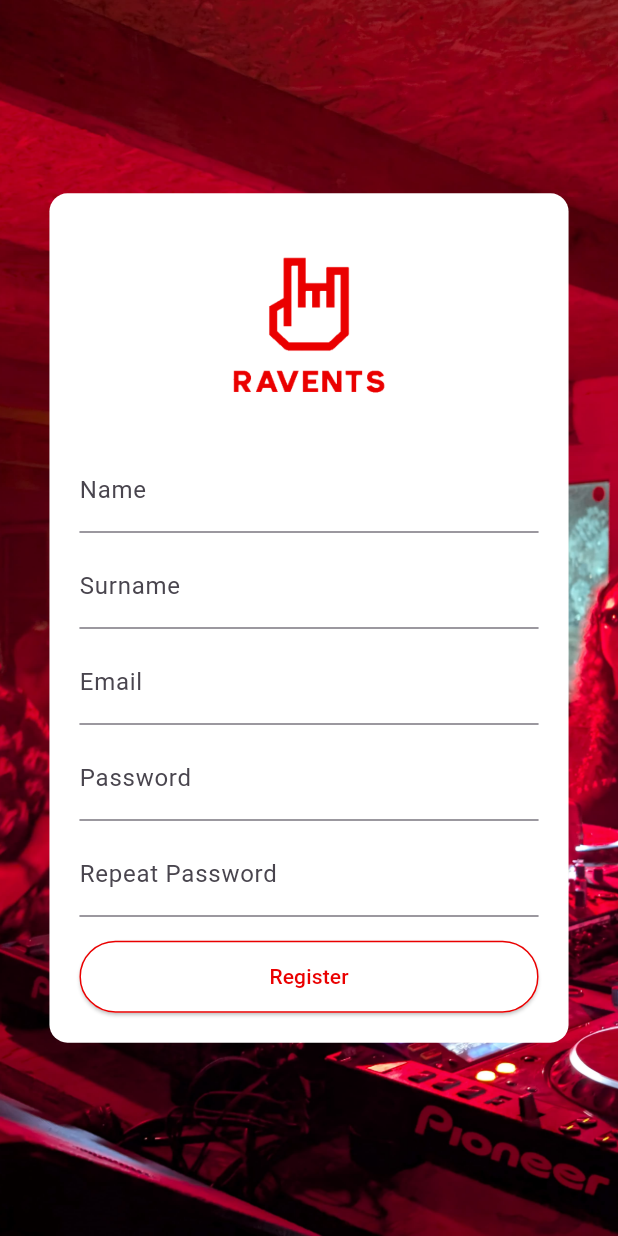
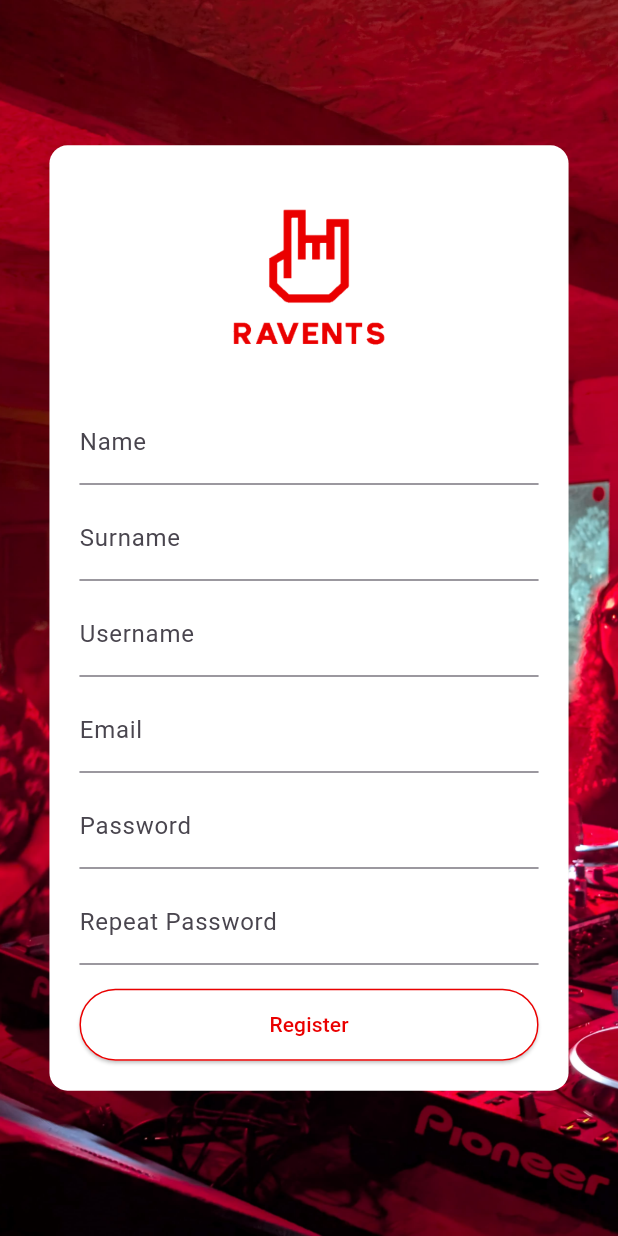
Before and after one commit to carlosfc02/PIGS, a Flutter app: the screen it shows after launch, after a tap on "Login", after a tap on "New user? Create Account", on a phone screen of 412 x 824 dp. Run offline on Flutter 3.47's test engine with Material 3 defaults, Android fonts, the phone set to English and light mode, and no system bars; our stand-ins replace cloud_firestore, firebase_auth, firebase_core; accounts and stored records are empty; network calls fail.

Commit message:
The user can log out and the user can see his username in the profile

```diff
--- a/lib/screens/login_screen.dart
+++ b/lib/screens/login_screen.dart
@@ -1,7 +1,5 @@
-// lib/screens/login_screen.dart
-
 import 'package:flutter/material.dart';
-import 'package:firebase_auth/firebase_auth.dart';
+import '../services/login_service.dart';
 
 class LoginScreen extends StatefulWidget {
   const LoginScreen({super.key});
@@ -14,6 +12,7 @@ class _LoginScreenState extends State<LoginScreen> {
   final _formKey            = GlobalKey<FormState>();
   final _emailController    = TextEditingController();
   final _passwordController = TextEditingController();
+  final _loginService       = LoginService();
 
   bool _isLoading     = false;
   String? _errorMessage;
@@ -33,25 +32,22 @@ class _LoginScreenState extends State<LoginScreen> {
       _isLoading    = true;
     });
 
-    try {
-      // Intenta autenticar con email y contraseña
-      await FirebaseAuth.instance.signInWithEmailAndPassword(
-        email: _emailController.text.trim(),
-        password: _passwordController.text.trim(),
+    final error = await _loginService.signIn(
+      email:    _emailController.text,
+      password: _passwordController.text,
     );
 
-      // Si el usuario se ha autenticado correctamente, navega al perfil
+    if (error != null) {
+      setState(() {
+        _errorMessage = error;
+        _isLoading    = false;
+      });
+      return;
+    }
+
+    // Login OK: navega al perfil
     if (!mounted) return;
     Navigator.pushReplacementNamed(context, '/profile');
-    } on FirebaseAuthException catch (e) {
-      // Muestra el mensaje de error de Firebase
-      setState(() => _errorMessage = e.message);
-    } catch (e) {
-      // Cualquier otro error
-      setState(() => _errorMessage = e.toString());
-    } finally {
-      setState(() => _isLoading = false);
-    }
   }
 
   @override
@@ -63,7 +59,6 @@ class _LoginScreenState extends State<LoginScreen> {
       backgroundColor: Colors.transparent,
       body: Stack(
         children: [
-          // Fondo reutilizado del register
           Positioned.fill(
             child: Image.asset(
               'assets/images/background_register.jpg',
@@ -89,7 +84,6 @@ class _LoginScreenState extends State<LoginScreen> {
                     child: Column(
                       mainAxisSize: MainAxisSize.min,
                       children: [
-                        // Logo
                         Image.asset(
                           'assets/images/appLogo2.png',
                           width: w * 0.35,
@@ -99,16 +93,19 @@ class _LoginScreenState extends State<LoginScreen> {
                         // Email
                         TextFormField(
                           controller: _emailController,
-                          decoration: const InputDecoration(labelText: 'Email'),
-                          validator: (v) =>
-                          v == null || v.isEmpty ? 'Please enter your email' : null,
+                          decoration:
+                          const InputDecoration(labelText: 'Email'),
+                          validator: (v) => v == null || v.isEmpty
+                              ? 'Please enter your email'
+                              : null,
                         ),
                         const SizedBox(height: 8),
 
                         // Password
                         TextFormField(
                           controller: _passwordController,
-                          decoration: const InputDecoration(labelText: 'Password'),
+                          decoration:
+                          const InputDecoration(labelText: 'Password'),
                           obscureText: true,
                           validator: (v) => v == null || v.isEmpty
                               ? 'Please enter your password'
@@ -125,15 +122,17 @@ class _LoginScreenState extends State<LoginScreen> {
                           const SizedBox(height: 12),
                         ],
 
-                        // Botón de Login
+                        // Login button
                         SizedBox(
                           width: double.infinity,
                           child: ElevatedButton(
                             style: ElevatedButton.styleFrom(
                               backgroundColor: Colors.white,
                               foregroundColor: const Color(0xFFEA0000),
-                              side: const BorderSide(color: Color(0xFFEA0000)),
-                              padding: const EdgeInsets.symmetric(vertical: 14),
+                              side:
+                              const BorderSide(color: Color(0xFFEA0000)),
+                              padding:
+                              const EdgeInsets.symmetric(vertical: 14),
                             ),
                             onPressed: _isLoading ? null : _login,
                             child: _isLoading
@@ -151,26 +150,19 @@ class _LoginScreenState extends State<LoginScreen> {
 
                         const SizedBox(height: 16),
 
-                        // Enlace para registro
+                        // Link to register
                         TextButton(
                           onPressed: () {
-                            Navigator.pushReplacementNamed(context, '/register');
-                          },
-                          child: TextButton(
-                            onPressed: () {
-                              // Navega a la ruta '/register'
-                              Navigator.pushReplacementNamed(context, '/register');
-                              // Si quieres mantener la pila y poder volver atrás:
-                              // Navigator.pushNamed(context, '/register');
+                            Navigator.pushReplacementNamed(
+                                context, '/register');
                           },
                           child: const Text(
                             'New user? Create Account',
                             style: TextStyle(
                               color: Colors.black54,
-                                decoration: TextDecoration.underline, // opcional: subrayado
+                              decoration: TextDecoration.underline,
                             ),
                             textAlign: TextAlign.center,
-                            ),
                           ),
                         ),
                       ],
--- a/lib/screens/register_screen.dart
+++ b/lib/screens/register_screen.dart
@@ -14,6 +14,7 @@ class _RegisterScreenState extends State<RegisterScreen> {
   final _formKey                = GlobalKey<FormState>();
   final _nameController         = TextEditingController();
   final _surnameController      = TextEditingController();
+  final _usernameController      = TextEditingController();
   final _emailController        = TextEditingController();
   final _passwordController     = TextEditingController();
   final _repeatPasswordController = TextEditingController();
@@ -27,6 +28,7 @@ class _RegisterScreenState extends State<RegisterScreen> {
   void dispose() {
     _nameController.dispose();
     _surnameController.dispose();
+    _usernameController.dispose();
     _emailController.dispose();
     _passwordController.dispose();
     _repeatPasswordController.dispose();
@@ -44,6 +46,7 @@ class _RegisterScreenState extends State<RegisterScreen> {
     final error = await _authService.registerUser(
       name: _nameController.text.trim(),
       surname: _surnameController.text.trim(),
+      username: _usernameController.text.trim(),
       email: _emailController.text.trim(),
       password: _passwordController.text.trim(),
     );
@@ -118,6 +121,17 @@ class _RegisterScreenState extends State<RegisterScreen> {
                           validator: (value) =>
                           value == null || value.isEmpty
                               ? 'Please enter your surname'
+                              : null,
+                        ),
+                        const SizedBox(height: 8),
+
+                        // username
+                        TextFormField(
+                          controller: _usernameController,
+                          decoration: const InputDecoration(labelText: 'Username'),
+                          validator: (value) =>
+                          value == null || value.isEmpty
+                              ? 'Please enter your username'
                               : null,
                         ),
                         const SizedBox(height: 8),
--- a/lib/services/auth_service.dart
+++ b/lib/services/auth_service.dart
@@ -12,7 +12,7 @@ class AuthService {
     required String name,
     required String surname,
     required String email,
-    required String password,
+    required String password, required String username,
   }) async {
     try {
       // 1) Registro en Firebase Auth
@@ -27,6 +27,7 @@ class AuthService {
       await _fs.collection('users').doc(uid).set({
         'name': name,
         'surname': surname,
+        'username': username,
         'email': email,
         'createdAt': FieldValue.serverTimestamp(),
       });
@@ -41,4 +42,9 @@ class AuthService {
       return 'Error inesperado: $e';
     }
   }
+
+  /// Cierra la sesión del usuario actual.
+  Future<void> signOut() async {
+    await _auth.signOut();
+  }
 }
```
Also changed, not shown: lib/screens/profile_user_screen.dart (+81 -37 lines). Lines whose indentation alone changed are shown as unchanged.
